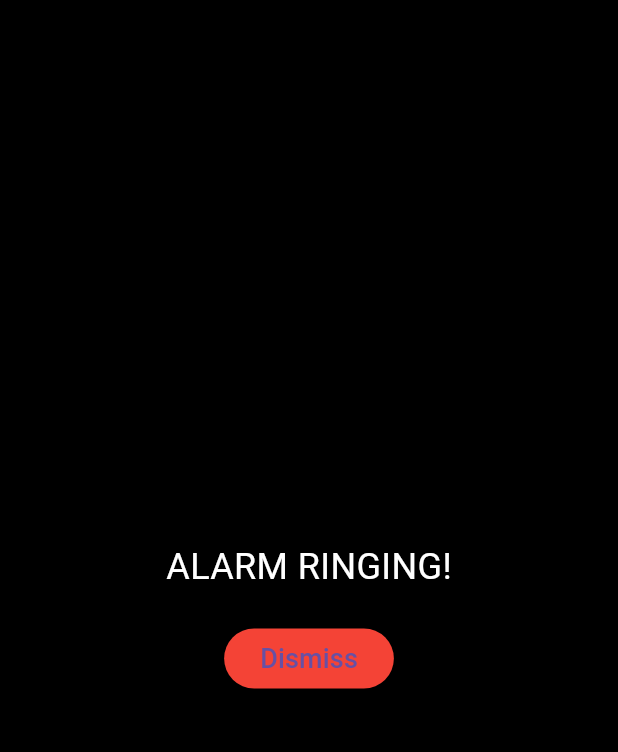
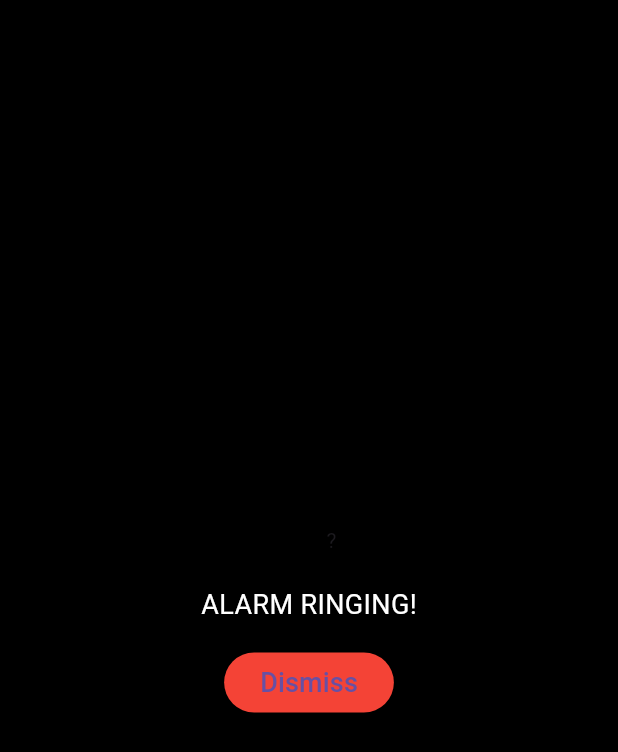
Before and after one commit to shubhanshu-02/watchNotification, a Flutter app: the RingingScreen screen opened directly, on a phone screen of 412 x 824 dp. Shown: the top 752 px of the screen. Run offline on Flutter 3.47's test engine with Material 3 defaults, Android fonts, the light colour scheme and no system bars; our stand-ins replace flutter_local_notifications, pedometer, permission_handler; missing offline and left inert: flutter_ringtone_player, wear_plus.

Commit message:
somewhat works steps

```diff
--- a/lib/main.dart
+++ b/lib/main.dart
@@ -4,7 +4,7 @@ import 'package:flutter_ringtone_player/flutter_ringtone_player.dart';
 import 'package:flutter_local_notifications/flutter_local_notifications.dart';
 import 'package:wear_plus/wear_plus.dart';
 
-void main() => runApp(App());
+void main() => runApp(const App());
 
 
 class App extends StatelessWidget {
@@ -22,7 +22,6 @@ class App extends StatelessWidget {
             visualDensity: VisualDensity.compact,
             colorScheme: mode == WearMode.active
                 ? const ColorScheme.dark(
-                    //
                     primary: Color(0xFF00B5FF),
                   )
                 : const ColorScheme.dark(
--- a/lib/ringing_screen.dart
+++ b/lib/ringing_screen.dart
@@ -1,11 +1,79 @@
 import 'package:flutter/material.dart';
 import 'package:flutter_ringtone_player/flutter_ringtone_player.dart';
+import 'package:pedometer/pedometer.dart';
+import 'package:permission_handler/permission_handler.dart';
 
-class RingingScreen extends StatelessWidget {
-  RingingScreen({super.key});
+class RingingScreen extends StatefulWidget {
+  const RingingScreen({super.key});
+
+  @override
+  State<RingingScreen> createState() => _RingingScreenState();
+}
+
+class _RingingScreenState extends State<RingingScreen> {
   final FlutterRingtonePlayer audio = FlutterRingtonePlayer();
+  late Stream<StepCount> _stepCountStream;
+  late Stream<PedestrianStatus> _pedestrianStatusStream;
+  String _status = '?', _steps = '?';
 
+  @override
+  void initState() {
+    super.initState();
+    initPlatformState();
+  }
 
+  void onStepCount(StepCount event) {
+    print(event);
+    setState(() {
+      _steps = event.steps.toString();
+    });
+  }
+
+  void onPedestrianStatusChanged(PedestrianStatus event) {
+    print(event);
+    setState(() {
+      _status = event.status;
+    });
+  }
+
+  void onPedestrianStatusError(error) {
+    print('onPedestrianStatusError: $error');
+    setState(() {
+      _status = 'Pedestrian Status not available';
+    });
+    print(_status);
+  }
+
+  void onStepCountError(error) {
+    print('onStepCountError: $error');
+  }
+
+  Future<bool> _checkActivityRecognitionPermission() async {
+    bool granted = await Permission.activityRecognition.isGranted;
+
+    if (!granted) {
+      granted = await Permission.activityRecognition.request() ==
+          PermissionStatus.granted;
+    }
+
+    return granted;
+  }
+
+  Future<void> initPlatformState() async {
+    bool granted = await _checkActivityRecognitionPermission();
+    if (!granted) {
+      debugPrint("error");
+    }
+
+    _pedestrianStatusStream = Pedometer.pedestrianStatusStream;
+    (await _pedestrianStatusStream.listen(onPedestrianStatusChanged))
+        .onError(onPedestrianStatusError);
+
+    _stepCountStream = Pedometer.stepCountStream;
+    _stepCountStream.listen(onStepCount).onError(onStepCountError);
+
+    if (!mounted) return;
+  }
 
   void stopAlarmSound() {
     audio.stop();
@@ -19,18 +87,34 @@ class RingingScreen extends StatelessWidget {
         child: Column(
           mainAxisAlignment: MainAxisAlignment.center,
           children: <Widget>[
+            Row(
+              mainAxisAlignment: MainAxisAlignment.center,
+              children: [
+                Icon(
+                  _status == 'walking'
+                      ? Icons.directions_walk
+                      : _status == 'stopped'
+                          ? Icons.accessibility_new
+                          : Icons.error,
+                  size: 30,
+                ),
+            const SizedBox(height: 15),
+                Text(_steps),
+              ],
+            ),
+            const SizedBox(height: 15),
             const Text(
               'ALARM RINGING!',
-              style: TextStyle(color: Colors.white, fontSize: 24),
+              style: TextStyle(color: Colors.white, fontSize: 18),
             ),
-            const SizedBox(height: 20),
+            const SizedBox(height: 15),
             ElevatedButton(
               onPressed: () {
                 stopAlarmSound();
-                Navigator.pop(context); // Dismiss the screen and stop the alarm
+                Navigator.pop(context);
               },
+              style: ElevatedButton.styleFrom(backgroundColor: Colors.red),
               child: const Text('Dismiss', style: TextStyle(fontSize: 18)),
-              style: ElevatedButton.styleFrom(backgroundColor: Colors.red),
             ),
           ],
         ),
```
Also changed, not shown: lib/alarm_screen.dart (+11 -1 lines), 1 other file.
